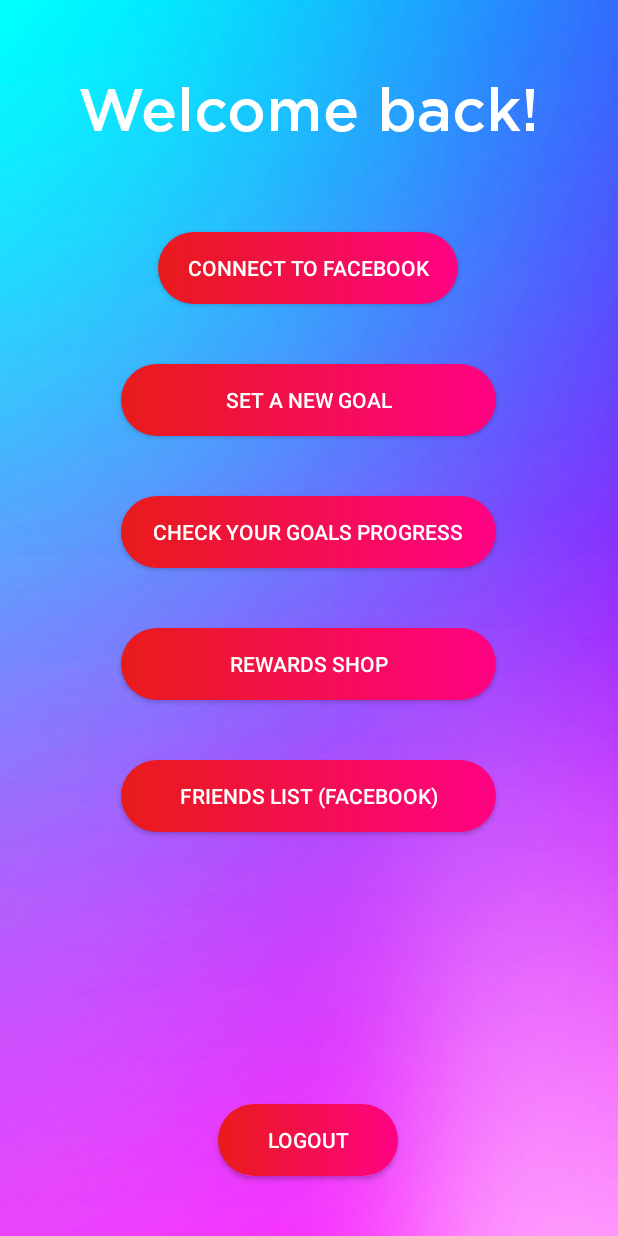
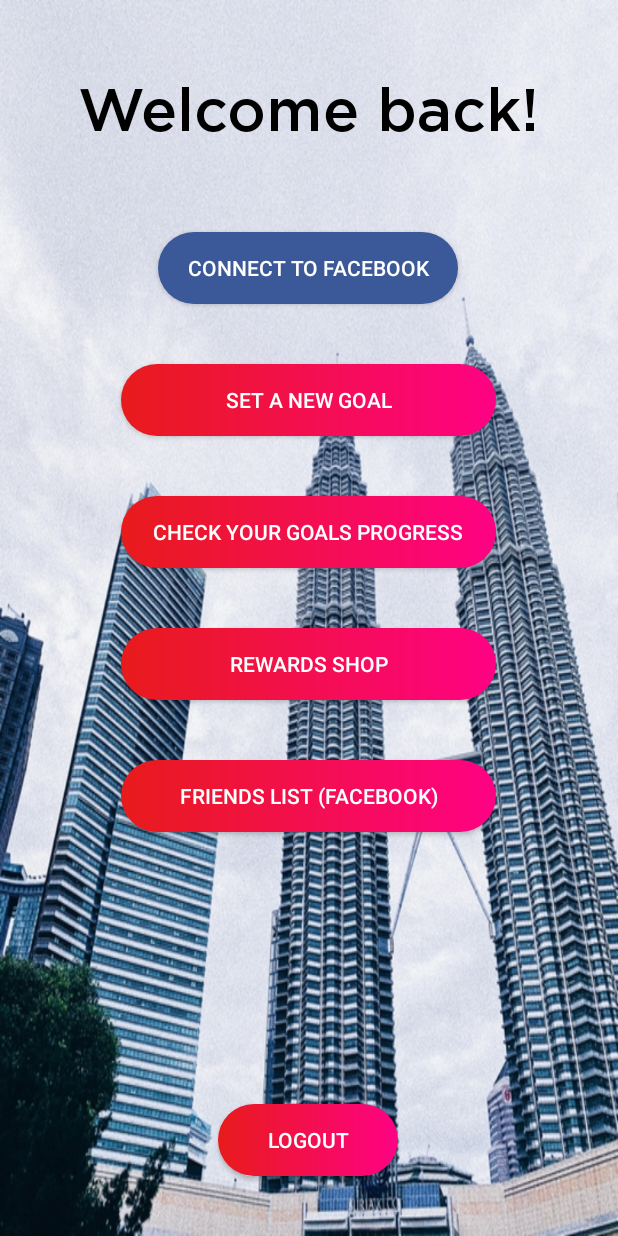
Before and after one commit to adibraup293/Final_Year_Project, an Android app: the layout activity_user_home.xml on its own in the app's theme, with its tools: preview values and no code run, on a phone screen of 412 x 824 dp. Run offline under Robolectric (Android 15) with nearby library versions, the phone set to English and light mode, and no system bars.

Commit message:
Added Logout function

```diff
--- a/app/src/main/java/com/example/finalyearproject/UserHomeActivity.java
+++ b/app/src/main/java/com/example/finalyearproject/UserHomeActivity.java
@@ -37,6 +37,8 @@ public class UserHomeActivity extends AppCompatActivity {
     }
 
     public void back(View view) {
+        Intent intent = new Intent(UserHomeActivity.this, LoginActivity.class);
+        startActivity(intent);
         finish();
     }
 
--- a/app/src/main/res/layout/activity_set_goal.xml
+++ b/app/src/main/res/layout/activity_set_goal.xml
@@ -5,7 +5,7 @@
     android:layout_width="match_parent"
     android:layout_height="match_parent"
     tools:context=".SetGoalActivity"
-    android:background="@drawable/gradient_wallpaper">
+    android:background="@drawable/wallpaper_setgoal">
 
     <TextView
         android:id="@+id/SetGoalTextView"
--- a/app/src/main/res/layout/activity_user_home.xml
+++ b/app/src/main/res/layout/activity_user_home.xml
@@ -5,14 +5,14 @@
     android:layout_width="match_parent"
     android:layout_height="match_parent"
     tools:context=".UserHomeActivity"
-    android:background="@drawable/gradient_wallpaper">
+    android:background="@drawable/wallpaper_userhome">
 
     <Button
         android:id="@+id/connectToFBBtn"
         android:layout_width="200dp"
         android:layout_height="wrap_content"
         android:layout_marginTop="60dp"
-        android:background="@drawable/bg_btn"
+        android:background="@drawable/bg_btn_fb"
         android:text="Connect To Facebook"
         android:textColor="#FFFFFF"
         app:layout_constraintEnd_toEndOf="parent"
@@ -99,7 +99,7 @@
         android:gravity="center_horizontal"
         android:text="Welcome back!"
         android:textAlignment="center"
-        android:textColor="#FFFFFF"
+        android:textColor="#000000"
         android:textSize="40sp"
         app:layout_constraintEnd_toEndOf="parent"
         app:layout_constraintHorizontal_bias="0.494"
```
Also changed, not shown: app/src/main/res/drawable/wallpaper_setgoal.png (added), app/src/main/res/drawable/wallpaper_userhome.jpg (added).
